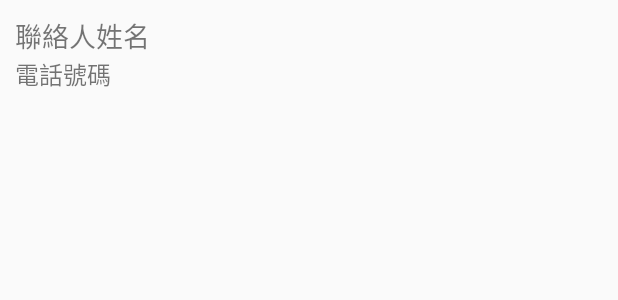
After one commit to boris88210/DemoApp, an Android app: the layout item_contact.xml on its own in the app's theme, with its tools: preview values and no code run, on a phone screen of 412 x 824 dp. The commit adds this screen. Shown: the top 300 px of the screen. Run offline under Robolectric (Android 15) with nearby library versions, the phone set to English and light mode, and no system bars.

Commit message:
新增聯絡人頁面(未完成)

```diff
--- a/app/src/main/AndroidManifest.xml
+++ b/app/src/main/AndroidManifest.xml
@@ -7,6 +7,8 @@
     <uses-permission android:name="android.permission.READ_EXTERNAL_STORAGE" />
     <uses-permission android:name="android.permission.WRITE_EXTERNAL_STORAGE" />
     <uses-permission android:name="android.permission.VIBRATE" />
+    <uses-permission android:name="android.permission.READ_CONTACTS" />
+    <uses-permission android:name="android.permission.WRITE_CONTACTS" />
     <!-- APP 特色 -->
     <uses-feature
         android:name="android.hardware.Camera"
@@ -66,6 +68,7 @@
         <activity android:name=".activities.movePic.MovePicActivity" />
         <activity android:name=".activities.thread.ThreadActivity" />
         <activity android:name=".activities.VibrationActivity" />
+        <activity android:name=".activities.contacts.ContactActivity"></activity>
     </application>
 
 </manifest>
--- /dev/null
+++ b/app/src/main/res/layout/item_contact.xml
@@ -0,0 +1,24 @@
+<?xml version="1.0" encoding="utf-8"?>
+<LinearLayout xmlns:android="http://schemas.android.com/apk/res/android"
+    xmlns:tools="http://schemas.android.com/tools"
+    android:layout_width="match_parent"
+    android:layout_height="wrap_content"
+    android:orientation="vertical"
+    android:padding="10dp">
+
+    <TextView
+    android:id="@+id/tv_text1"
+    android:layout_width="match_parent"
+    android:layout_height="match_parent"
+    android:gravity="center_vertical"
+    android:textSize="18sp"
+    tools:text="聯絡人姓名" />
+
+    <TextView
+        android:id="@+id/tv_text2"
+        android:layout_width="match_parent"
+        android:layout_height="match_parent"
+        android:gravity="center_vertical"
+        android:textSize="16sp"
+        tools:text="電話號碼" />
+</LinearLayout>
--- a/app/src/main/res/menu/activity_main_drawer.xml
+++ b/app/src/main/res/menu/activity_main_drawer.xml
@@ -16,6 +16,9 @@
         <item
             android:id="@+id/nav_listview"
             android:title="@string/nav_ListView" />
+        <item
+            android:id="@+id/nav_contacts"
+            android:title="聯絡人"/>
         <item
             android:id="@+id/nav_vibration"
             android:title="@string/nav_Vibration" />
```
Also changed, not shown: app/src/main/java/com/development/borissu/demoapp/activities/BaseNavigationActivity.java (+7 -0 lines), app/src/main/java/com/development/borissu/demoapp/activities/contacts/ContactActivity.java (added, +36 -0 lines), app/src/main/java/com/development/borissu/demoapp/activities/contacts/ContactsFragment.java (added, +120 -0 lines), app/src/main/res/layout/activity_contact.xml (added, +14 -0 lines), app/src/main/res/layout/fragment_contacts.xml (added, +13 -0 lines).
